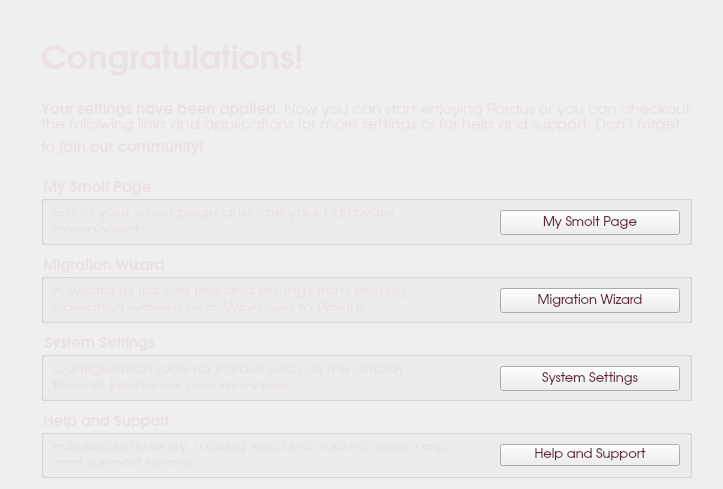
The window that kde/kaptan/src/gui/goodbyeWidget.ui (pars-linux/uludag) describes before a commit, drawn with Qt 5.
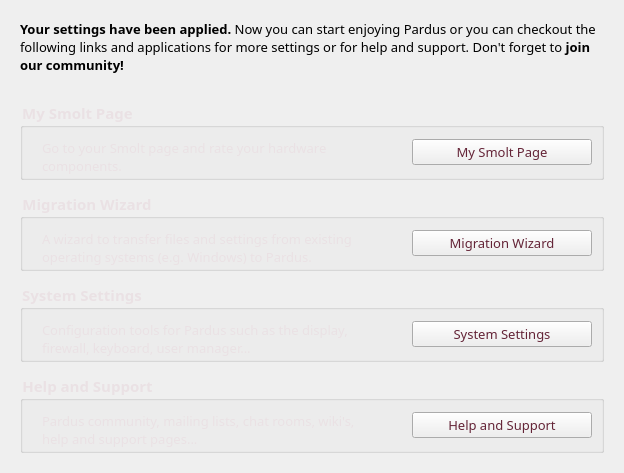
The same window after the commit.

Diff of the .ui file:
```diff
--- a/kde/kaptan/src/gui/goodbyeWidget.ui
+++ b/kde/kaptan/src/gui/goodbyeWidget.ui
@@ -6,94 +6,28 @@
    <rect>
     <x>0</x>
     <y>0</y>
-    <width>723</width>
-    <height>489</height>
+    <width>624</width>
+    <height>464</height>
    </rect>
   </property>
   <property name="windowTitle">
    <string>More</string>
   </property>
   <property name="styleSheet">
-   <string notr="true">color: rgb(234, 225, 228);</string>
+   <string notr="true"/>
   </property>
-  <layout class="QGridLayout" name="gridLayout_7">
-   <item row="0" column="1">
-    <widget class="QLabel" name="label">
-     <property name="text">
-      <string/>
-     </property>
-    </widget>
-   </item>
-   <item row="0" column="2">
-    <spacer name="verticalSpacer_2">
-     <property name="orientation">
-      <enum>Qt::Vertical</enum>
-     </property>
-     <property name="sizeType">
-      <enum>QSizePolicy::Expanding</enum>
-     </property>
-     <property name="sizeHint" stdset="0">
-      <size>
-       <width>20</width>
-       <height>10</height>
-      </size>
-     </property>
-    </spacer>
-   </item>
-   <item row="1" column="1" rowspan="2" colspan="3">
-    <layout class="QGridLayout" name="gridLayout_6">
-     <item row="0" column="0">
       <layout class="QGridLayout" name="gridLayout_5">
+   <property name="margin">
+    <number>20</number>
+   </property>
        <item row="0" column="0">
-        <layout class="QVBoxLayout" name="verticalLayout_2">
-         <item>
-          <widget class="QLabel" name="label_2">
+    <widget class="QLabel" name="description">
            <property name="sizePolicy">
-            <sizepolicy hsizetype="Fixed" vsizetype="Fixed">
+      <sizepolicy hsizetype="Preferred" vsizetype="Preferred">
              <horstretch>0</horstretch>
              <verstretch>0</verstretch>
             </sizepolicy>
            </property>
-           <property name="minimumSize">
-            <size>
-             <width>0</width>
-             <height>50</height>
-            </size>
-           </property>
-           <property name="font">
-            <font>
-             <family>URW Gothic L</family>
-             <pointsize>25</pointsize>
-             <weight>75</weight>
-             <bold>true</bold>
-            </font>
-           </property>
-           <property name="styleSheet">
-            <string>color: rgb(234, 225, 228);</string>
-           </property>
-           <property name="text">
-            <string>Congratulations!</string>
-           </property>
-          </widget>
-         </item>
-         <item>
-          <spacer name="verticalSpacer_5">
-           <property name="orientation">
-            <enum>Qt::Vertical</enum>
-           </property>
-           <property name="sizeType">
-            <enum>QSizePolicy::Fixed</enum>
-           </property>
-           <property name="sizeHint" stdset="0">
-            <size>
-             <width>20</width>
-             <height>10</height>
-            </size>
-           </property>
-          </spacer>
-         </item>
-         <item>
-          <widget class="QLabel" name="labelMouseDesc">
            <property name="minimumSize">
             <size>
              <width>300</width>
@@ -102,12 +36,12 @@
            </property>
            <property name="font">
             <font>
-             <family>URW Gothic L</family>
-             <pointsize>11</pointsize>
+       <family>Sans Serif</family>
+       <pointsize>10</pointsize>
             </font>
            </property>
            <property name="styleSheet">
-            <string notr="true">color:rgb(234, 225, 228)</string>
+      <string notr="true"/>
            </property>
            <property name="text">
             <string>&lt;b&gt;Your settings have been applied.&lt;/b&gt; Now you can start enjoying Pardus or you can checkout the following links and applications for more settings or for help and support. Don't forget to &lt;b&gt;join our community!&lt;/b&gt;</string>
@@ -117,33 +51,40 @@
            </property>
           </widget>
          </item>
-         <item>
-          <spacer name="verticalSpacer_6">
-           <property name="orientation">
-            <enum>Qt::Vertical</enum>
-           </property>
-           <property name="sizeType">
-            <enum>QSizePolicy::Fixed</enum>
-           </property>
-           <property name="sizeHint" stdset="0">
-            <size>
-             <width>20</width>
-             <height>10</height>
-            </size>
-           </property>
-          </spacer>
-         </item>
-        </layout>
-       </item>
-      </layout>
-     </item>
      <item row="1" column="0">
-      <layout class="QVBoxLayout" name="verticalLayout">
-       <item>
+    <spacer name="verticalSpacer_6">
+     <property name="orientation">
+      <enum>Qt::Vertical</enum>
+     </property>
+     <property name="sizeType">
+      <enum>QSizePolicy::Fixed</enum>
+     </property>
+     <property name="sizeHint" stdset="0">
+      <size>
+       <width>20</width>
+       <height>20</height>
+      </size>
+     </property>
+    </spacer>
+   </item>
+   <item row="9" column="0">
+    <spacer name="verticalSpacer">
+     <property name="orientation">
+      <enum>Qt::Vertical</enum>
+     </property>
+     <property name="sizeHint" stdset="0">
+      <size>
+       <width>20</width>
+       <height>40</height>
+      </size>
+     </property>
+    </spacer>
+   </item>
+   <item row="2" column="0">
         <widget class="QGroupBox" name="smoltGroupBox">
          <property name="font">
           <font>
-           <family>URW Gothic L</family>
+       <family>Sans Serif</family>
            <pointsize>11</pointsize>
            <weight>75</weight>
            <bold>true</bold>
@@ -169,12 +110,22 @@
          <layout class="QGridLayout" name="gridLayout">
           <item row="0" column="0">
            <widget class="QLabel" name="labelSystemSettings_2">
+        <property name="sizePolicy">
+         <sizepolicy hsizetype="Preferred" vsizetype="Preferred">
+          <horstretch>0</horstretch>
+          <verstretch>0</verstretch>
+         </sizepolicy>
+        </property>
+        <property name="minimumSize">
+         <size>
+          <width>0</width>
+          <height>40</height>
+         </size>
+        </property>
             <property name="font">
              <font>
-              <family>URW Gothic L</family>
-              <pointsize>11</pointsize>
-              <weight>50</weight>
-              <bold>false</bold>
+          <family>Sans Serif</family>
+          <pointsize>10</pointsize>
              </font>
             </property>
             <property name="styleSheet">
@@ -189,6 +140,12 @@
             <property name="wordWrap">
              <bool>true</bool>
             </property>
+        <property name="margin">
+         <number>0</number>
+        </property>
+        <property name="indent">
+         <number>10</number>
+        </property>
            </widget>
           </item>
           <item row="0" column="1">
@@ -223,7 +180,7 @@
             </property>
             <property name="font">
              <font>
-              <family>URW Gothic L</family>
+          <family>Sans Serif</family>
               <pointsize>10</pointsize>
               <weight>50</weight>
               <bold>false</bold>
@@ -240,11 +197,11 @@
          </layout>
         </widget>
        </item>
-       <item>
+   <item row="4" column="0">
         <widget class="QGroupBox" name="migrationGroupBox">
          <property name="font">
           <font>
-           <family>URW Gothic L</family>
+       <family>Sans Serif</family>
            <pointsize>11</pointsize>
            <weight>75</weight>
            <bold>true</bold>
@@ -253,7 +210,7 @@
           </font>
          </property>
          <property name="styleSheet">
-          <string notr="true"/>
+      <string notr="true">color:rgb(234, 225, 228)</string>
          </property>
          <property name="title">
           <string>Migration Wizard</string>
@@ -270,12 +227,22 @@
          <layout class="QGridLayout" name="gridLayout_2">
           <item row="0" column="0">
            <widget class="QLabel" name="labelSystemSettings_3">
+        <property name="sizePolicy">
+         <sizepolicy hsizetype="Preferred" vsizetype="Preferred">
+          <horstretch>0</horstretch>
+          <verstretch>0</verstretch>
+         </sizepolicy>
+        </property>
+        <property name="minimumSize">
+         <size>
+          <width>0</width>
+          <height>40</height>
+         </size>
+        </property>
             <property name="font">
              <font>
-              <family>URW Gothic L</family>
-              <pointsize>11</pointsize>
-              <weight>50</weight>
-              <bold>false</bold>
+          <family>Sans Serif</family>
+          <pointsize>10</pointsize>
              </font>
             </property>
             <property name="styleSheet">
@@ -290,6 +257,12 @@
             <property name="wordWrap">
              <bool>true</bool>
             </property>
+        <property name="margin">
+         <number>0</number>
+        </property>
+        <property name="indent">
+         <number>10</number>
+        </property>
            </widget>
           </item>
           <item row="0" column="1">
@@ -324,7 +297,7 @@
             </property>
             <property name="font">
              <font>
-              <family>URW Gothic L</family>
+          <family>Sans Serif</family>
               <pointsize>10</pointsize>
               <weight>50</weight>
               <bold>false</bold>
@@ -341,11 +314,11 @@
          </layout>
         </widget>
        </item>
-       <item>
+   <item row="6" column="0">
         <widget class="QGroupBox" name="groupBox">
          <property name="font">
           <font>
-           <family>URW Gothic L</family>
+       <family>Sans Serif</family>
            <pointsize>11</pointsize>
            <weight>75</weight>
            <bold>true</bold>
@@ -354,7 +327,7 @@
           </font>
          </property>
          <property name="styleSheet">
-          <string notr="true"/>
+      <string notr="true">color:rgb(234, 225, 228)</string>
          </property>
          <property name="title">
           <string>System Settings</string>
@@ -387,12 +360,22 @@
           </item>
           <item row="0" column="0">
            <widget class="QLabel" name="labelSystemSettings">
+        <property name="sizePolicy">
+         <sizepolicy hsizetype="Preferred" vsizetype="Preferred">
+          <horstretch>0</horstretch>
+          <verstretch>0</verstretch>
+         </sizepolicy>
+        </property>
+        <property name="minimumSize">
+         <size>
+          <width>0</width>
+          <height>40</height>
+         </size>
+        </property>
             <property name="font">
              <font>
-              <family>URW Gothic L</family>
-              <pointsize>11</pointsize>
-              <weight>50</weight>
-              <bold>false</bold>
+          <family>Sans Serif</family>
+          <pointsize>10</pointsize>
              </font>
             </property>
             <property name="styleSheet">
@@ -407,6 +390,12 @@
             <property name="wordWrap">
              <bool>true</bool>
             </property>
+        <property name="margin">
+         <number>0</number>
+        </property>
+        <property name="indent">
+         <number>10</number>
+        </property>
            </widget>
           </item>
           <item row="0" column="2">
@@ -425,7 +414,7 @@
             </property>
             <property name="font">
              <font>
-              <family>URW Gothic L</family>
+          <family>Sans Serif</family>
               <pointsize>10</pointsize>
               <weight>50</weight>
               <bold>false</bold>
@@ -442,18 +431,18 @@
          </layout>
         </widget>
        </item>
-       <item>
+   <item row="8" column="0">
         <widget class="QGroupBox" name="groupBox_2">
          <property name="font">
           <font>
-           <family>URW Gothic L</family>
+       <family>Sans Serif</family>
            <pointsize>11</pointsize>
            <weight>75</weight>
            <bold>true</bold>
           </font>
          </property>
          <property name="styleSheet">
-          <string notr="true"/>
+      <string notr="true">color:rgb(234, 225, 228)</string>
          </property>
          <property name="title">
           <string>Help and Support</string>
@@ -464,12 +453,22 @@
          <layout class="QGridLayout" name="gridLayout_4">
           <item row="0" column="0">
            <widget class="QLabel" name="labelHelpPages">
+        <property name="sizePolicy">
+         <sizepolicy hsizetype="Preferred" vsizetype="Preferred">
+          <horstretch>0</horstretch>
+          <verstretch>0</verstretch>
+         </sizepolicy>
+        </property>
+        <property name="minimumSize">
+         <size>
+          <width>0</width>
+          <height>40</height>
+         </size>
+        </property>
             <property name="font">
              <font>
-              <family>URW Gothic L</family>
-              <pointsize>11</pointsize>
-              <weight>50</weight>
-              <bold>false</bold>
+          <family>Sans Serif</family>
+          <pointsize>10</pointsize>
              </font>
             </property>
             <property name="styleSheet">
@@ -484,6 +483,12 @@
             <property name="wordWrap">
              <bool>true</bool>
             </property>
+        <property name="margin">
+         <number>0</number>
+        </property>
+        <property name="indent">
+         <number>10</number>
+        </property>
            </widget>
           </item>
           <item row="0" column="1">
@@ -513,12 +518,12 @@
             <property name="minimumSize">
              <size>
               <width>180</width>
-              <height>2</height>
+          <height>25</height>
              </size>
             </property>
             <property name="font">
              <font>
-              <family>URW Gothic L</family>
+          <family>Sans Serif</family>
               <pointsize>10</pointsize>
               <weight>50</weight>
               <bold>false</bold>
@@ -535,14 +540,10 @@
          </layout>
         </widget>
        </item>
-      </layout>
-     </item>
-    </layout>
-   </item>
-   <item row="1" column="4">
-    <spacer name="horizontalSpacer_4">
+   <item row="3" column="0">
+    <spacer name="verticalSpacer_2">
      <property name="orientation">
-      <enum>Qt::Horizontal</enum>
+      <enum>Qt::Vertical</enum>
      </property>
      <property name="sizeType">
       <enum>QSizePolicy::Fixed</enum>
@@ -550,39 +551,39 @@
      <property name="sizeHint" stdset="0">
       <size>
        <width>20</width>
-       <height>20</height>
+       <height>5</height>
       </size>
      </property>
     </spacer>
    </item>
-   <item row="3" column="1" colspan="3">
+   <item row="5" column="0">
     <spacer name="verticalSpacer_3">
      <property name="orientation">
       <enum>Qt::Vertical</enum>
      </property>
      <property name="sizeType">
-      <enum>QSizePolicy::Expanding</enum>
+      <enum>QSizePolicy::Fixed</enum>
      </property>
      <property name="sizeHint" stdset="0">
       <size>
        <width>20</width>
-       <height>20</height>
+       <height>5</height>
       </size>
      </property>
     </spacer>
    </item>
-   <item row="2" column="0">
-    <spacer name="horizontalSpacer_3">
+   <item row="7" column="0">
+    <spacer name="verticalSpacer_4">
      <property name="orientation">
-      <enum>Qt::Horizontal</enum>
+      <enum>Qt::Vertical</enum>
      </property>
      <property name="sizeType">
       <enum>QSizePolicy::Fixed</enum>
      </property>
      <property name="sizeHint" stdset="0">
       <size>
-       <width>30</width>
-       <height>20</height>
+       <width>20</width>
+       <height>5</height>
       </size>
      </property>
     </spacer>
```
Lines whose indentation alone changed are shown as unchanged.
